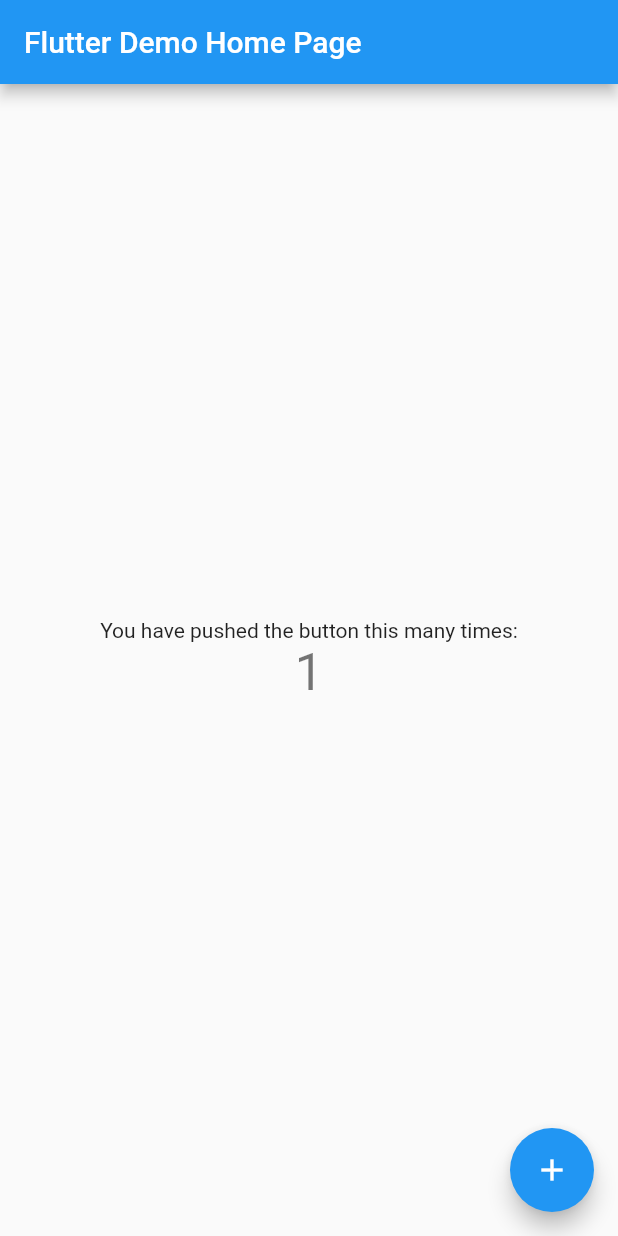
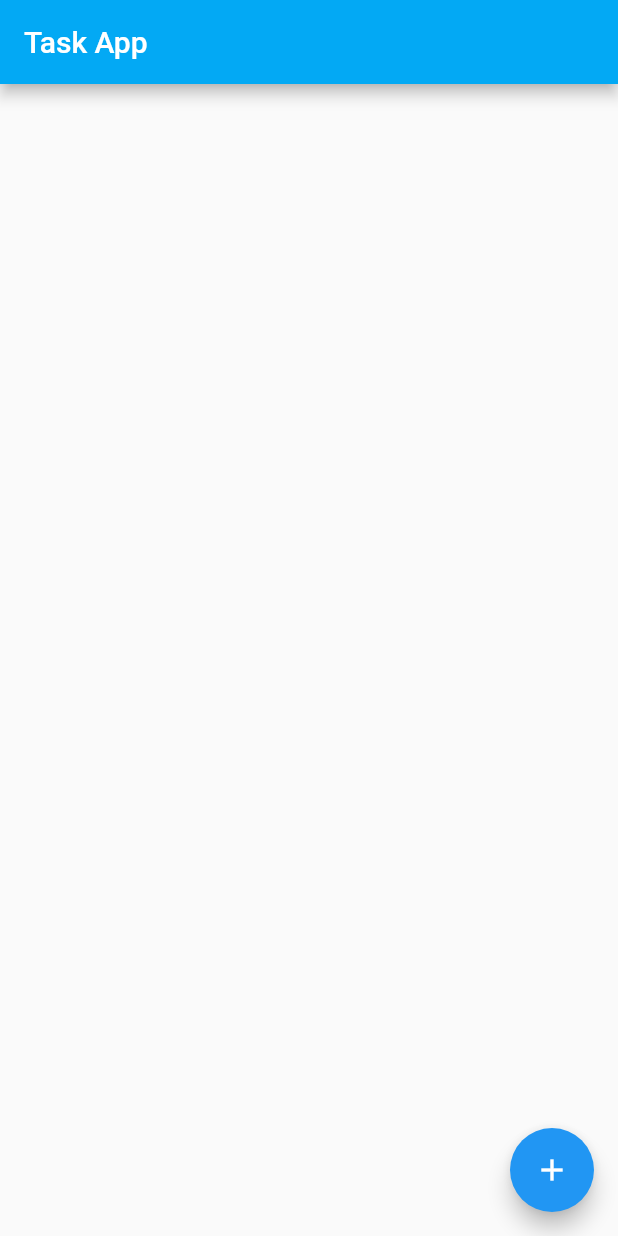
Before and after one commit to adilsontchameia/App-Lista-Tarefas, a Flutter app: the screen it shows after launch, after a tap on the "add" icon, on a phone screen of 412 x 824 dp. Run offline on Flutter 3.47's test engine with Material 2 defaults, Android fonts, the phone set to English and light mode, and no system bars.

Commit message:
Criada view principal com floating button

```diff
--- /dev/null
+++ b/lib/Home.dart
@@ -0,0 +1,25 @@
+import 'package:flutter/material.dart';
+
+class Home extends StatefulWidget {
+  @override
+  _HomeState createState() => _HomeState();
+}
+
+class _HomeState extends State<Home> {
+  @override
+  Widget build(BuildContext context) {
+    return Scaffold(
+      appBar: AppBar(
+        title: Text("Task App"),
+        backgroundColor: Colors.lightBlue,
+      ),
+      body: Container(),
+      floatingActionButton: FloatingActionButton(
+        backgroundColor: Colors.blue,
+        foregroundColor: Colors.white,
+        child: Icon(Icons.add),
+        onPressed: () {},
+      ),
+    );
+  }
+}
--- a/lib/main.dart
+++ b/lib/main.dart
@@ -1,113 +1,9 @@
 import 'package:flutter/material.dart';
+import 'package:lista_tarefas/Home.dart';
 
-void main() {
-  runApp(MyApp());
-}
-
-class MyApp extends StatelessWidget {
-  // This widget is the root of your application.
-  @override
-  Widget build(BuildContext context) {
-    return MaterialApp(
-      title: 'Flutter Demo',
-      theme: ThemeData(
-        // This is the theme of your application.
-        //
-        // Try running your application with "flutter run". You'll see the
-        // application has a blue toolbar. Then, without quitting the app, try
-        // changing the primarySwatch below to Colors.green and then invoke
-        // "hot reload" (press "r" in the console where you ran "flutter run",
-        // or simply save your changes to "hot reload" in a Flutter IDE).
-        // Notice that the counter didn't reset back to zero; the application
-        // is not restarted.
-        primarySwatch: Colors.blue,
+void main() => runApp(
+      MaterialApp(
+        home: Home(),
+        debugShowCheckedModeBanner: false,
       ),
-      home: MyHomePage(title: 'Flutter Demo Home Page'),
     );
-  }
-}
-
-class MyHomePage extends StatefulWidget {
-  MyHomePage({Key key, this.title}) : super(key: key);
-
-  // This widget is the home page of your application. It is stateful, meaning
-  // that it has a State object (defined below) that contains fields that affect
-  // how it looks.
-
-  // This class is the configuration for the state. It holds the values (in this
-  // case the title) provided by the parent (in this case the App widget) and
-  // used by the build method of the State. Fields in a Widget subclass are
-  // always marked "final".
-
-  final String title;
-
-  @override
-  _MyHomePageState createState() => _MyHomePageState();
-}
-
-class _MyHomePageState extends State<MyHomePage> {
-  int _counter = 0;
-
-  void _incrementCounter() {
-    setState(() {
-      // This call to setState tells the Flutter framework that something has
-      // changed in this State, which causes it to rerun the build method below
-      // so that the display can reflect the updated values. If we changed
-      // _counter without calling setState(), then the build method would not be
-      // called again, and so nothing would appear to happen.
-      _counter++;
-    });
-  }
-
-  @override
-  Widget build(BuildContext context) {
-    // This method is rerun every time setState is called, for instance as done
-    // by the _incrementCounter method above.
-    //
-    // The Flutter framework has been optimized to make rerunning build methods
-    // fast, so that you can just rebuild anything that needs updating rather
-    // than having to individually change instances of widgets.
-    return Scaffold(
-      appBar: AppBar(
-        // Here we take the value from the MyHomePage object that was created by
-        // the App.build method, and use it to set our appbar title.
-        title: Text(widget.title),
-      ),
-      body: Center(
-        // Center is a layout widget. It takes a single child and positions it
-        // in the middle of the parent.
-        child: Column(
-          // Column is also a layout widget. It takes a list of children and
-          // arranges them vertically. By default, it sizes itself to fit its
-          // children horizontally, and tries to be as tall as its parent.
-          //
-          // Invoke "debug painting" (press "p" in the console, choose the
-          // "Toggle Debug Paint" action from the Flutter Inspector in Android
-          // Studio, or the "Toggle Debug Paint" command in Visual Studio Code)
-          // to see the wireframe for each widget.
-          //
-          // Column has various properties to control how it sizes itself and
-          // how it positions its children. Here we use mainAxisAlignment to
-          // center the children vertically; the main axis here is the vertical
-          // axis because Columns are vertical (the cross axis would be
-          // horizontal).
-          mainAxisAlignment: MainAxisAlignment.center,
-          children: <Widget>[
-            Text(
-              'You have pushed the button this many times:',
-            ),
-            Text(
-              '$_counter',
-              style: Theme.of(context).textTheme.headline4,
-            ),
-          ],
-        ),
-      ),
-      floatingActionButton: FloatingActionButton(
-        onPressed: _incrementCounter,
-        tooltip: 'Increment',
-        child: Icon(Icons.add),
-      ), // This trailing comma makes auto-formatting nicer for build methods.
-    );
-  }
-}
```
Also changed, not shown: 1 other file.
